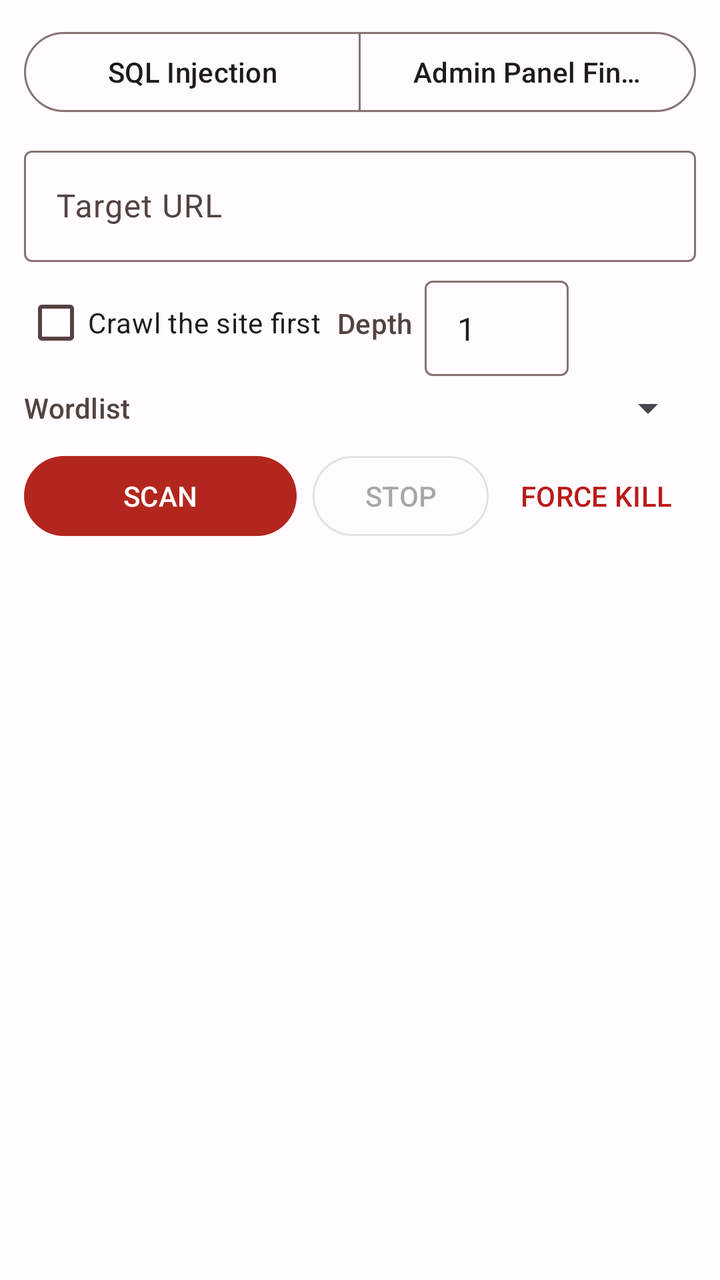
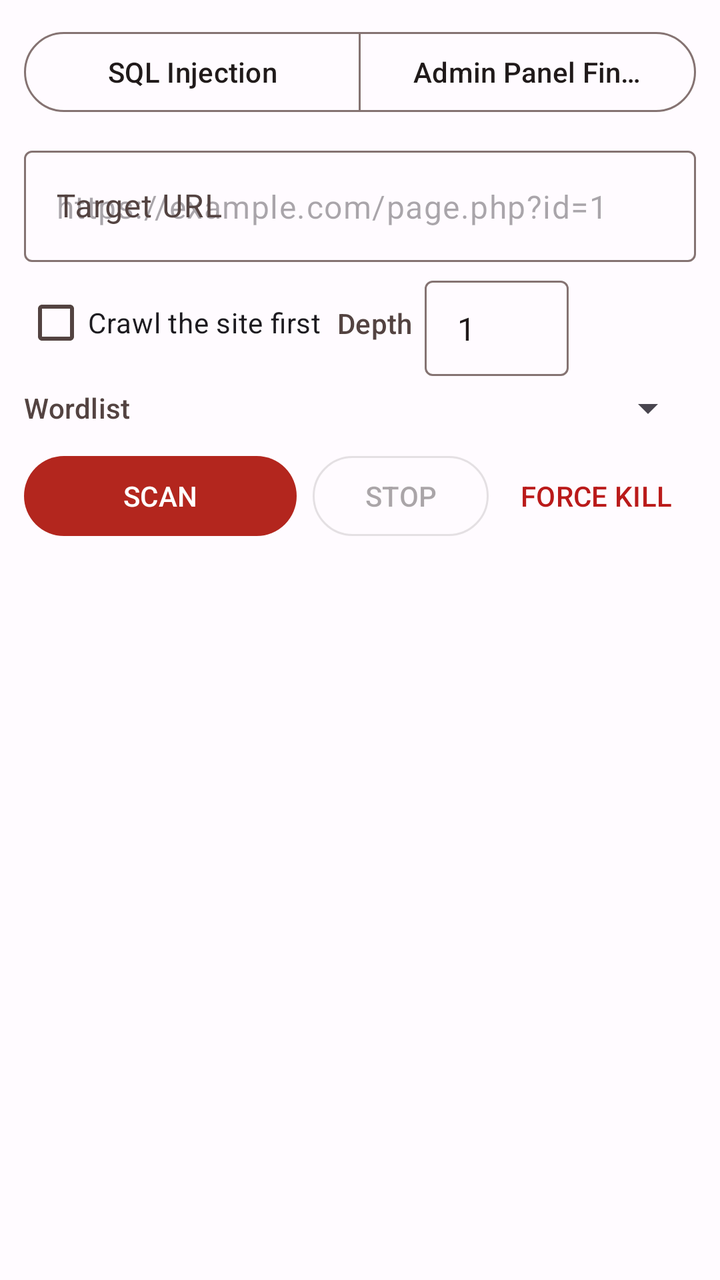

Before-and-after screenshots of an Android layout around one commit, followed by the original layout XML and the change that was made.
<!-- AndroidManifest.xml: application theme Theme.BugDeck -->
<!-- res/layout/fragment_scanner.xml -->
<?xml version="1.0" encoding="utf-8"?>
<LinearLayout xmlns:android="http://schemas.android.com/apk/res/android"
    xmlns:app="http://schemas.android.com/apk/res-auto"
    android:layout_width="match_parent"
    android:layout_height="match_parent"
    android:background="?android:attr/colorBackground"
    android:orientation="vertical"
    android:padding="12dp">

    
    <com.google.android.material.button.MaterialButtonToggleGroup
        android:id="@+id/modeGroup"
        android:layout_width="match_parent"
        android:layout_height="wrap_content"
        app:selectionRequired="true"
        app:singleSelection="true">

        <com.google.android.material.button.MaterialButton
            android:id="@+id/modeSqli"
            style="?attr/materialButtonOutlinedStyle"
            android:layout_width="0dp"
            android:layout_height="wrap_content"
            android:layout_weight="1"
            android:text="@string/mode_sqli" />

        <com.google.android.material.button.MaterialButton
            android:id="@+id/modeAdmin"
            style="?attr/materialButtonOutlinedStyle"
            android:layout_width="0dp"
            android:layout_height="wrap_content"
            android:layout_weight="1"
            android:text="@string/mode_admin" />
    </com.google.android.material.button.MaterialButtonToggleGroup>

    <com.google.android.material.textfield.TextInputLayout
        android:id="@+id/targetLayout"
        style="@style/Widget.Material3.TextInputLayout.OutlinedBox"
        android:layout_width="match_parent"
        android:layout_height="wrap_content"
        android:layout_marginTop="10dp"
        android:hint="@string/label_target">

        <com.google.android.material.textfield.TextInputEditText
            android:id="@+id/target"
            android:layout_width="match_parent"
            android:layout_height="wrap_content"
            android:importantForAutofill="no"
            android:inputType="textUri"
            android:maxLines="1" />
    </com.google.android.material.textfield.TextInputLayout>

    <LinearLayout
        android:layout_width="match_parent"
        android:layout_height="wrap_content"
        android:layout_marginTop="4dp"
        android:gravity="center_vertical"
        android:orientation="horizontal">

        <com.google.android.material.checkbox.MaterialCheckBox
            android:id="@+id/crawlBox"
            android:layout_width="wrap_content"
            android:layout_height="wrap_content"
            android:text="@string/source_crawl" />

        <TextView
            android:id="@+id/depthLabel"
            style="@style/Widget.BugDeck.SectionLabel"
            android:layout_width="wrap_content"
            android:layout_height="wrap_content"
            android:layout_marginStart="8dp"
            android:text="@string/label_depth" />

        <com.google.android.material.textfield.TextInputLayout
            android:id="@+id/depthLayout"
            style="@style/Widget.Material3.TextInputLayout.OutlinedBox.Dense"
            android:layout_width="72dp"
            android:layout_height="wrap_content"
            android:layout_marginStart="6dp">

            <com.google.android.material.textfield.TextInputEditText
                android:id="@+id/depth"
                android:layout_width="match_parent"
                android:layout_height="wrap_content"
                android:importantForAutofill="no"
                android:inputType="number"
                android:maxLines="1"
                android:text="1" />
        </com.google.android.material.textfield.TextInputLayout>
    </LinearLayout>

    <LinearLayout
        android:id="@+id/wordlistRow"
        android:layout_width="match_parent"
        android:layout_height="wrap_content"
        android:layout_marginTop="4dp"
        android:gravity="center_vertical"
        android:orientation="horizontal">

        <TextView
            style="@style/Widget.BugDeck.SectionLabel"
            android:layout_width="wrap_content"
            android:layout_height="wrap_content"
            android:text="@string/label_wordlist" />

        <Spinner
            android:id="@+id/wordlistSpinner"
            android:layout_width="0dp"
            android:layout_height="wrap_content"
            android:layout_marginStart="8dp"
            android:layout_weight="1" />
    </LinearLayout>

    <LinearLayout
        android:layout_width="match_parent"
        android:layout_height="wrap_content"
        android:layout_marginTop="8dp"
        android:orientation="horizontal">

        <com.google.android.material.button.MaterialButton
            android:id="@+id/scan"
            android:layout_width="0dp"
            android:layout_height="wrap_content"
            android:layout_weight="1"
            android:text="@string/btn_scan" />

        <com.google.android.material.button.MaterialButton
            android:id="@+id/stop"
            style="@style/Widget.Material3.Button.OutlinedButton"
            android:layout_width="wrap_content"
            android:layout_height="wrap_content"
            android:layout_marginStart="8dp"
            android:enabled="false"
            android:text="@string/btn_stop" />

        <com.google.android.material.button.MaterialButton
            android:id="@+id/forceKill"
            style="@style/Widget.Material3.Button.TextButton"
            android:layout_width="wrap_content"
            android:layout_height="wrap_content"
            android:layout_marginStart="4dp"
            android:enabled="false"
            android:text="@string/btn_force_kill"
            android:textColor="?attr/colorError" />
    </LinearLayout>

    
    <ProgressBar
        android:id="@+id/progress"
        style="?android:attr/progressBarStyleHorizontal"
        android:layout_width="match_parent"
        android:layout_height="wrap_content"
        android:layout_marginTop="8dp"
        android:max="100"
        android:progressTint="?attr/colorPrimary"
        android:visibility="gone" />

    <TextView
        android:id="@+id/status"
        style="@style/Widget.BugDeck.StatusText"
        android:layout_width="match_parent"
        android:layout_height="wrap_content"
        android:paddingTop="6dp"
        android:paddingBottom="6dp" />

    
    <androidx.recyclerview.widget.RecyclerView
        android:id="@+id/results"
        android:layout_width="match_parent"
        android:layout_height="0dp"
        android:layout_weight="1"
        android:clipToPadding="false"
        android:paddingBottom="12dp" />

</LinearLayout>
<!-- resources referenced by this layout -->
<resources>
  <string name="btn_force_kill">FORCE KILL</string>
  <string name="btn_scan">SCAN</string>
  <string name="btn_stop">STOP</string>
  <string name="label_depth">Depth</string>
  <string name="label_target">Target URL</string>
  <string name="label_wordlist">Wordlist</string>
  <string name="mode_admin">Admin Panel Finder</string>
  <string name="mode_sqli">SQL Injection</string>
  <string name="source_crawl">Crawl the site first</string>
  <style name="Widget.BugDeck.SectionLabel" parent="">
          <item name="android:textAppearance">?attr/textAppearanceLabelLarge</item>
          <item name="android:textColor">?attr/colorOnSurfaceVariant</item>
      </style>
  <style name="Widget.BugDeck.StatusText" parent="">
          <item name="android:textAppearance">?attr/textAppearanceBodySmall</item>
          <item name="android:textColor">?attr/colorOnSurfaceVariant</item>
      </style>
  <color name="md_primary_light">#FFB3261E</color>
  <color name="md_on_primary_light">#FFFFFFFF</color>
  <color name="md_primary_container_light">#FFFFDAD6</color>
  <color name="md_on_primary_container_light">#FF410002</color>
  <color name="md_secondary_light">#FF775652</color>
  <color name="md_on_secondary_light">#FFFFFFFF</color>
  <color name="md_secondary_container_light">#FFFFDAD6</color>
  <color name="md_on_secondary_container_light">#FF2C1512</color>
  <color name="md_tertiary_light">#FF725B2E</color>
  <color name="md_on_tertiary_light">#FFFFFFFF</color>
  <color name="md_tertiary_container_light">#FFFFDEA6</color>
  <color name="md_on_tertiary_container_light">#FF271900</color>
  <color name="md_error_light">#FFBA1A1A</color>
  <color name="md_on_error_light">#FFFFFFFF</color>
  <color name="md_error_container_light">#FFFFDAD6</color>
  <color name="md_on_error_container_light">#FF410002</color>
  <color name="md_background_light">#FFFFFBFF</color>
  <color name="md_on_background_light">#FF201A1A</color>
  <color name="md_surface_light">#FFFFFBFF</color>
  <color name="md_on_surface_light">#FF201A1A</color>
  <color name="md_surface_variant_light">#FFF5DDDA</color>
  <color name="md_on_surface_variant_light">#FF534341</color>
  <color name="md_surface_container_lowest_light">#FFFFFFFF</color>
  <color name="md_surface_container_low_light">#FFFFF1EF</color>
  <color name="md_surface_container_light">#FFFCEAE7</color>
  <color name="md_surface_container_high_light">#FFF7E4E1</color>
  <color name="md_surface_container_highest_light">#FFF1DFDC</color>
  <color name="md_outline_light">#FF857372</color>
  <color name="md_outline_variant_light">#FFD8C2BF</color>
  <color name="md_inverse_surface_light">#FF362F2F</color>
  <color name="md_inverse_on_surface_light">#FFFBEEEC</color>
  <color name="md_inverse_primary_light">#FFFFB4AB</color>
  <style name="Theme.BugDeck.Dialog" parent="ThemeOverlay.Material3.MaterialAlertDialog">
          <item name="shapeAppearanceOverlay">@style/ShapeAppearance.BugDeck.Dialog</item>
      </style>
  <style name="ShapeAppearance.BugDeck.Dialog" parent="">
          <item name="cornerFamily">rounded</item>
          <item name="cornerSize">28dp</item>
      </style>
  <!-- unchanged entries left out for length: 1 -->
</resources>

<!-- the commit's change to res/layout/fragment_scanner.xml (unified diff, before → after) -->
@@ -46,7 +46,8 @@
             android:layout_height="wrap_content"
             android:importantForAutofill="no"
             android:inputType="textUri"
-            android:maxLines="1" />
+            android:maxLines="1"
+            android:hint="@string/hint_target" />
     </com.google.android.material.textfield.TextInputLayout>
 
     <LinearLayout
<!-- resource entries referenced after the edit -->
@@ -3,6 +3,7 @@
   <string name="btn_force_kill">FORCE KILL</string>
   <string name="btn_scan">SCAN</string>
   <string name="btn_stop">STOP</string>
+  <string name="hint_target">https://example.com/page.php?id=1</string>
   <string name="label_depth">Depth</string>
   <string name="label_target">Target URL</string>
   <string name="label_wordlist">Wordlist</string>
